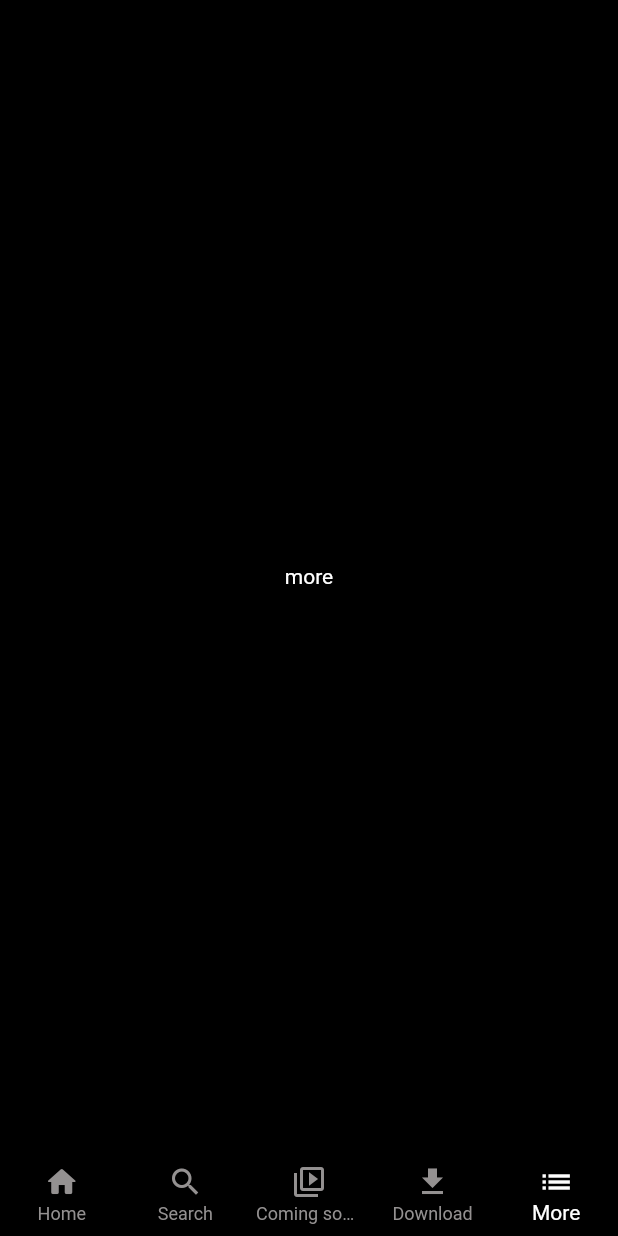
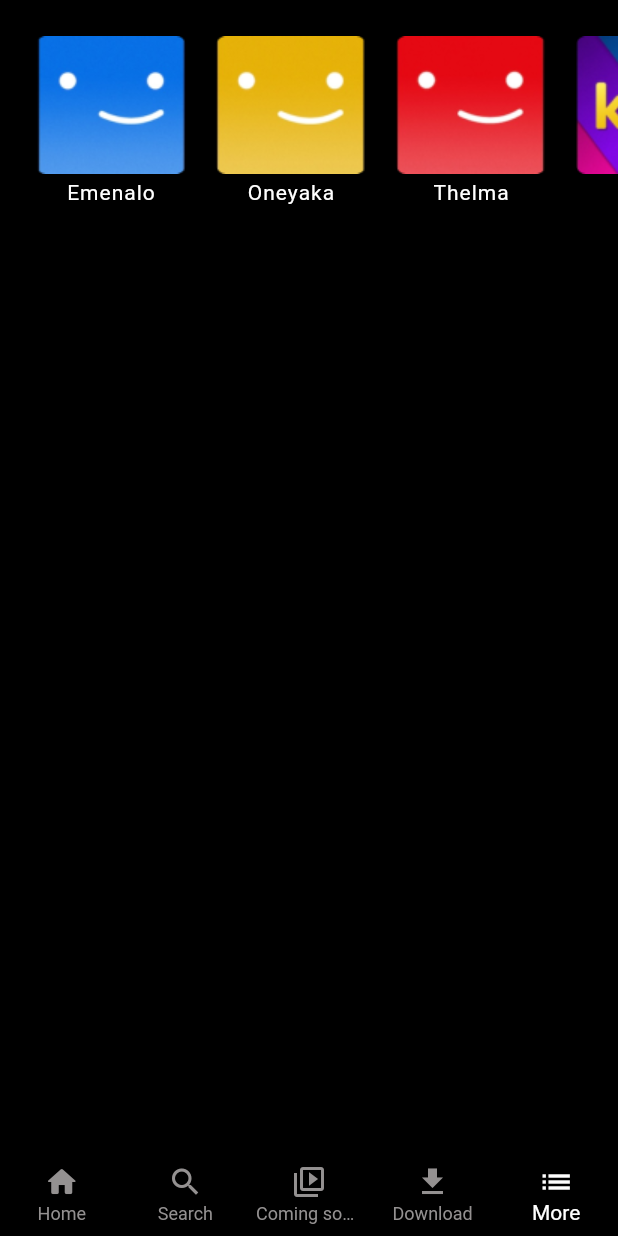
Before and after one commit to NibinBiju/Netflix_clone, a Flutter app: the BottomNaviBar screen opened directly, item 5 of the bottom bar chosen, on a phone screen of 412 x 824 dp. Run offline on Flutter 3.47's test engine with Material 2 defaults, Android fonts, the phone set to English and light mode, and no system bars; our stand-ins replace carousel_slider, youtube_player_flutter.

```diff
--- a/lib/utils/image_constants.dart
+++ b/lib/utils/image_constants.dart
@@ -1,3 +1,5 @@
+import 'package:netflix_clone/db/db_models/db_models.dart';
+
 class ImageConstant {
   static String mainLogo = 'assets/images/logos_netflix.png';
   static String homeTopFilmImage = 'assets/images/Rectangle 26.png';
@@ -17,7 +19,7 @@ class PreviewImage {
   ];
 }
 
-class MoiveImageConst {
+class NetflixImageConst {
   static List continueWatch = [
     'assets/images/Rectangle 12.png',
     'assets/images/Rectangle 11 (1).png',
@@ -34,5 +36,26 @@ class MoiveImageConst {
     'assets/images/Rectangle 26 (2).png',
   ];
 
-  List topSearch = ['assets/images/Rectangle 21.png'];
+  static List image = [
+    ProfileModel(
+      name: 'Emenalo',
+      profileImage: 'assets/images/Rectangle 2.png',
+    ),
+    ProfileModel(
+      name: 'Oneyaka',
+      profileImage: 'assets/images/Rectangle 3.png',
+    ),
+    ProfileModel(
+      name: 'Thelma',
+      profileImage: 'assets/images/Rectangle 4.png',
+    ),
+    ProfileModel(
+      name: 'Kids',
+      profileImage: 'assets/images/Rectangle 5.png',
+    ),
+    ProfileModel(
+      name: 'Nibin',
+      profileImage: 'assets/images/Rectangle 3.png',
+    ),
+  ];
 }
--- a/lib/view/coming_soon/coming_soon_page.dart
+++ b/lib/view/coming_soon/coming_soon_page.dart
@@ -4,7 +4,7 @@ import 'package:netflix_clone/utils/colors.dart';
 import 'package:netflix_clone/view/coming_soon/video_tile.dart';
 
 class ComingSoon extends StatelessWidget {
-  ComingSoon({super.key});
+  const ComingSoon({super.key});
 
   @override
   Widget build(BuildContext context) {
@@ -37,7 +37,7 @@ class ComingSoon extends StatelessWidget {
             videos: videoList[index],
           );
         },
-        separatorBuilder: (context, index) => Divider(),
+        separatorBuilder: (context, index) => const Divider(),
       ),
     );
   }
--- a/lib/view/download_page/downlaod_page.dart
+++ b/lib/view/download_page/downlaod_page.dart
@@ -52,7 +52,7 @@ class DownloadPage extends StatelessWidget {
             height: 15,
           ),
           Padding(
-            padding: const EdgeInsets.only(left: 20, right: 20, top: 18),
+            padding: const EdgeInsets.only(left: 20, right: 20),
             child: Container(
               width: MediaQuery.of(context).size.width,
               height: 40,
@@ -69,14 +69,14 @@ class DownloadPage extends StatelessWidget {
               ),
             ),
           ),
-          SizedBox(
+          const SizedBox(
             height: 60,
           ),
           Container(
             height: 33,
             width: 240,
             color: const Color.fromARGB(255, 83, 83, 83),
-            child: Center(
+            child: const Center(
               child: Text(
                 'Find Something To Download',
                 style: TextStyle(
--- a/lib/view/home/bottom_navi.dart
+++ b/lib/view/home/bottom_navi.dart
@@ -3,6 +3,7 @@ import 'package:netflix_clone/utils/colors.dart';
 import 'package:netflix_clone/view/coming_soon/coming_soon_page.dart';
 import 'package:netflix_clone/view/download_page/downlaod_page.dart';
 import 'package:netflix_clone/view/home/home.dart';
+import 'package:netflix_clone/view/more_page/more_page.dart';
 import 'package:netflix_clone/view/search_page/search_page.dart';
 
 class BottomNaviBar extends StatefulWidget {
@@ -23,14 +24,7 @@ class _BottomNaviBarState extends State<BottomNaviBar> {
     const SearchPage(),
     ComingSoon(),
     const DownloadPage(),
-    const Center(
-      child: Text(
-        'more',
-        style: TextStyle(
-          color: Colors.white,
-        ),
-      ),
-    ),
+    MorePage(),
   ];
 
   @override
--- a/lib/view/home/continue_watching.dart
+++ b/lib/view/home/continue_watching.dart
@@ -28,7 +28,7 @@ class ContinueWatchingTile extends StatelessWidget {
           SizedBox(
             height: 160,
             child: ListView.builder(
-              itemCount: MoiveImageConst.continueWatch.length,
+              itemCount: NetflixImageConst.continueWatch.length,
               scrollDirection: Axis.horizontal,
               itemBuilder: (context, index) => Container(
                 decoration:
@@ -39,7 +39,7 @@ class ContinueWatchingTile extends StatelessWidget {
                   alignment: Alignment.bottomCenter,
                   children: [
                     Image.asset(
-                      MoiveImageConst.continueWatch[index],
+                      NetflixImageConst.continueWatch[index],
                       fit: BoxFit.fill,
                     ),
                     Padding(
--- /dev/null
+++ b/lib/view/more_page/more_page.dart
@@ -0,0 +1,64 @@
+import 'package:flutter/material.dart';
+import 'package:netflix_clone/db/db_models/db_models.dart';
+import 'package:netflix_clone/utils/colors.dart';
+import 'package:netflix_clone/utils/image_constants.dart';
+import 'package:netflix_clone/view/home/subtext.dart';
+import 'package:netflix_clone/view/profile_page/add_button.dart';
+
+class MorePage extends StatelessWidget {
+  const MorePage({super.key});
+
+  @override
+  Widget build(BuildContext context) {
+    return SafeArea(
+      child: Scaffold(
+        backgroundColor: ColorConstant.primaryColor,
+        body: Column(
+          children: [
+            SizedBox(
+              height: 160,
+              child: ListView.builder(
+                padding: const EdgeInsets.only(
+                  left: 14,
+                  top: 20,
+                ),
+                scrollDirection: Axis.horizontal,
+                itemCount: NetflixImageConst.image.length + 1,
+                itemBuilder: (context, index) {
+                  if (NetflixImageConst.image.length == index) {
+                    return const AddButton();
+                  }
+                  return ProfileCard(
+                      profileModel: NetflixImageConst.image[index]);
+                },
+              ),
+            )
+          ],
+        ),
+      ),
+    );
+  }
+}
+
+class ProfileCard extends StatelessWidget {
+  const ProfileCard({
+    super.key,
+    required this.profileModel,
+  });
+  final ProfileModel profileModel;
+  @override
+  Widget build(BuildContext context) {
+    return Column(
+      children: [
+        SizedBox(
+          width: 120,
+          height: 100,
+          child: Image.asset(
+            profileModel.profileImage,
+          ),
+        ),
+        SubText(text: profileModel.name)
+      ],
+    );
+  }
+}
```
Also changed, not shown: lib/view/home/home.dart (+10 -8 lines), lib/view/profile_page/profile_page.dart (+3 -34 lines), 21 other files.
